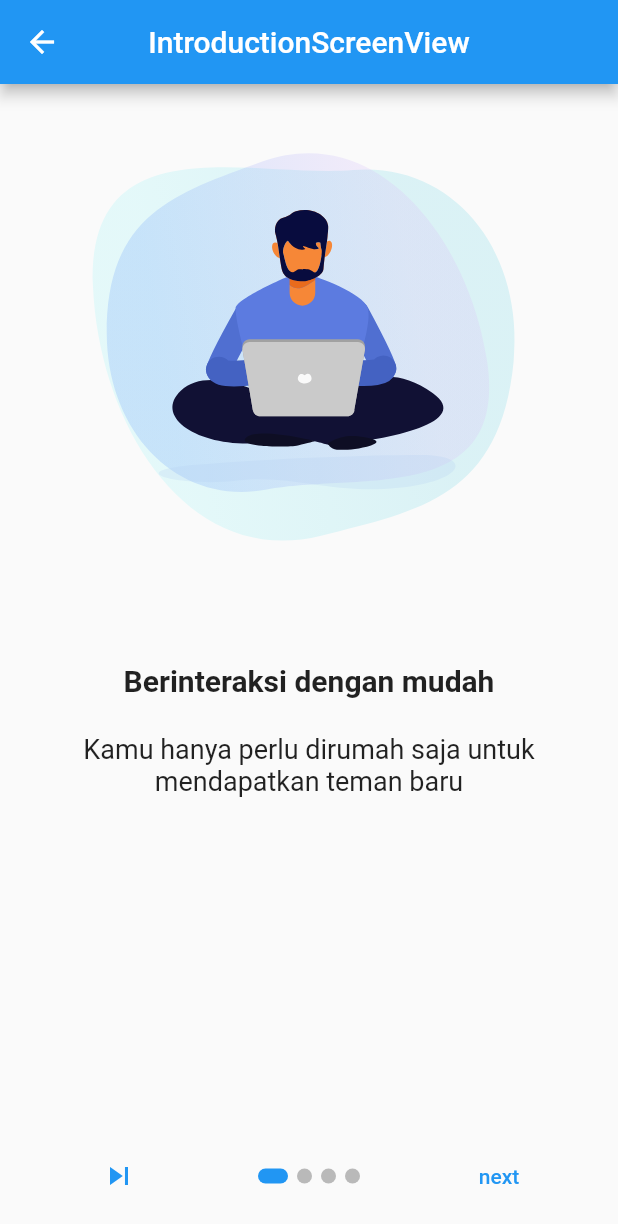
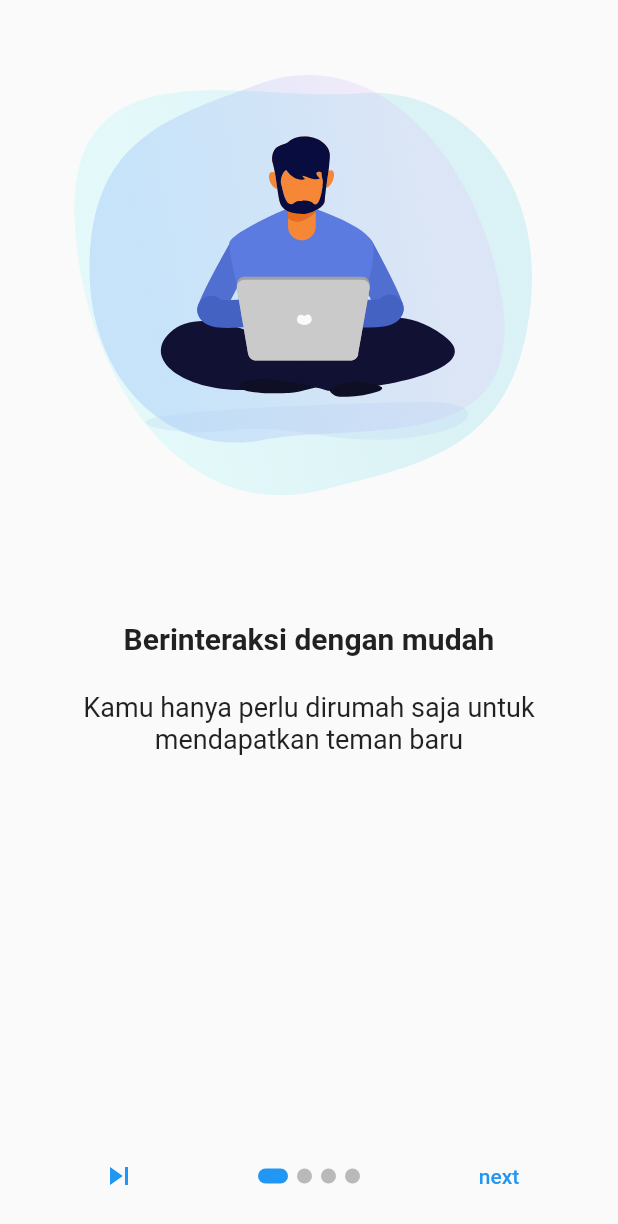
Before and after one commit to IJlnflhbrzDev/fallchat, a Flutter app: the IntroductionScreenView screen opened by its route, on a phone screen of 412 x 824 dp. Shown: the top 1224 px of the screen. Run offline on Flutter 3.47's test engine with Material 2 defaults, Android fonts, the light colour scheme and no system bars; drawn by our look-alikes of introduction_screen; our stand-ins replace firebase_core, get, lottie; accounts and stored records are empty.

Commit message:
+[UPDATE] REMOVE APPBAR PADA INTRODUCTION SCREEN

```diff
--- a/lib/app/modules/introduction_screen/views/introduction_screen_view.dart
+++ b/lib/app/modules/introduction_screen/views/introduction_screen_view.dart
@@ -10,10 +10,6 @@ class IntroductionScreenView extends GetView<IntroductionScreenController> {
   @override
   Widget build(BuildContext context) {
     return Scaffold(
-      appBar: AppBar(
-        title: Text('IntroductionScreenView'),
-        centerTitle: true,
-      ),
       body: Center(
         child: IntroductionScreen(
           pages: [
```
